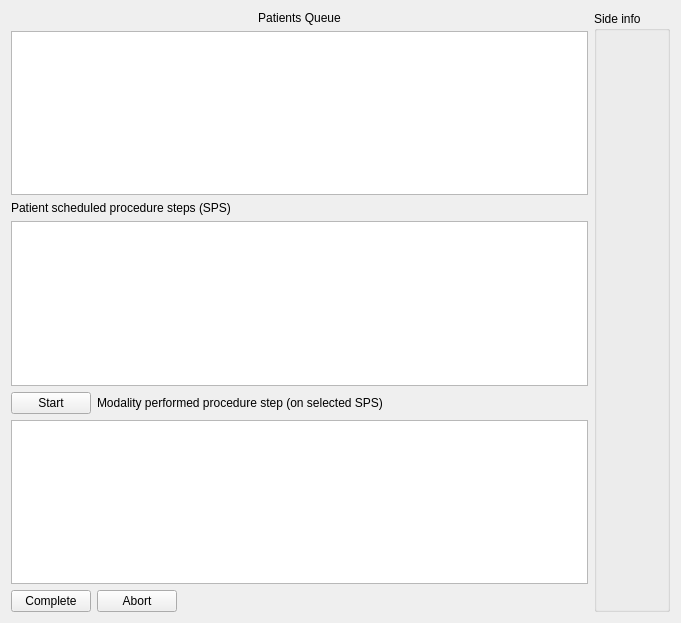
Qt form U70RoomWorklist/Resources/UI/qSlicerPatientsQueueWidget.ui (MichaelColonel/SlicerRT) before a commit.
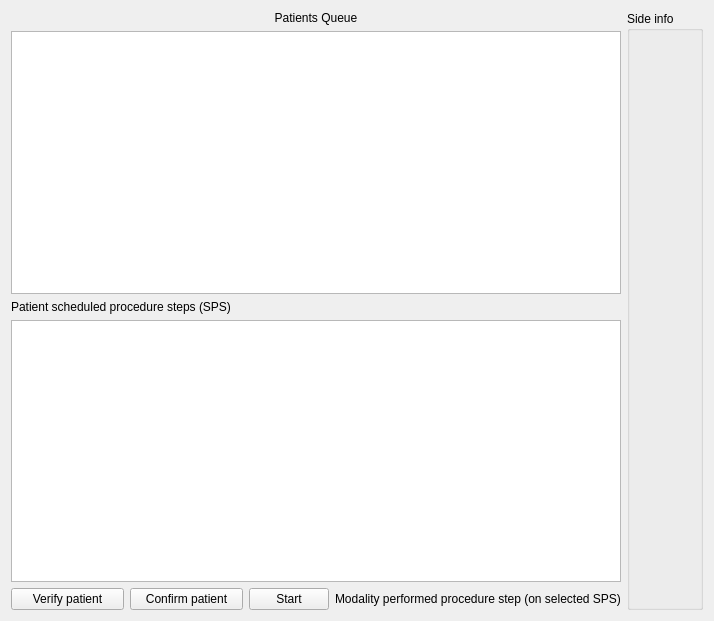
The same form after that commit. Custom widgets are drawn as their Qt base class.

Commit message: ENH: Changes in Patient WorkList module

```diff
--- a/U70RoomWorklist/Resources/UI/qSlicerPatientsQueueWidget.ui
+++ b/U70RoomWorklist/Resources/UI/qSlicerPatientsQueueWidget.ui
@@ -6,8 +6,8 @@
    <rect>
     <x>0</x>
     <y>0</y>
-    <width>681</width>
-    <height>623</height>
+    <width>714</width>
+    <height>621</height>
    </rect>
   </property>
   <property name="windowTitle">
@@ -28,6 +28,20 @@
      </item>
      <item row="4" column="0">
       <layout class="QHBoxLayout" name="horizontalLayout">
+       <item>
+        <widget class="QPushButton" name="PushButton_VerifyPatient">
+         <property name="text">
+          <string>Verify patient</string>
+         </property>
+        </widget>
+       </item>
+       <item>
+        <widget class="QPushButton" name="PushButton_ConfirmPatient">
+         <property name="text">
+          <string>Confirm patient</string>
+         </property>
+        </widget>
+       </item>
        <item>
         <widget class="QPushButton" name="PushButton_StartPatientSPS">
          <property name="sizePolicy">
@@ -50,8 +64,15 @@
        </item>
       </layout>
      </item>
-     <item row="5" column="0">
-      <widget class="QTableView" name="TableView_PatientSelectedSPS"/>
+     <item row="1" column="0">
+      <widget class="QTableView" name="TableView_PatientsQueue">
+       <property name="selectionMode">
+        <enum>QAbstractItemView::SingleSelection</enum>
+       </property>
+       <property name="selectionBehavior">
+        <enum>QAbstractItemView::SelectRows</enum>
+       </property>
+      </widget>
      </item>
      <item row="2" column="0">
       <widget class="QLabel" name="label_2">
@@ -80,37 +101,6 @@
        </property>
       </widget>
      </item>
-     <item row="6" column="0">
-      <layout class="QHBoxLayout" name="horizontalLayout_2">
-       <item>
-        <widget class="QPushButton" name="PushButton_CompletePatientSPS">
-         <property name="text">
-          <string>Complete</string>
-         </property>
-        </widget>
-       </item>
-       <item>
-        <widget class="QPushButton" name="PushButton_AbortPatientSPS">
-         <property name="text">
-          <string>Abort</string>
-         </property>
-        </widget>
-       </item>
-       <item>
-        <spacer name="horizontalSpacer">
-         <property name="orientation">
-          <enum>Qt::Horizontal</enum>
-         </property>
-         <property name="sizeHint" stdset="0">
-          <size>
-           <width>40</width>
-           <height>20</height>
-          </size>
-         </property>
-        </spacer>
-       </item>
-      </layout>
-     </item>
     </layout>
    </item>
    <item row="0" column="1">
```
Left out of the diff: 10 changed lines with no effect on the pictures. The commit also changes 3 other files.
